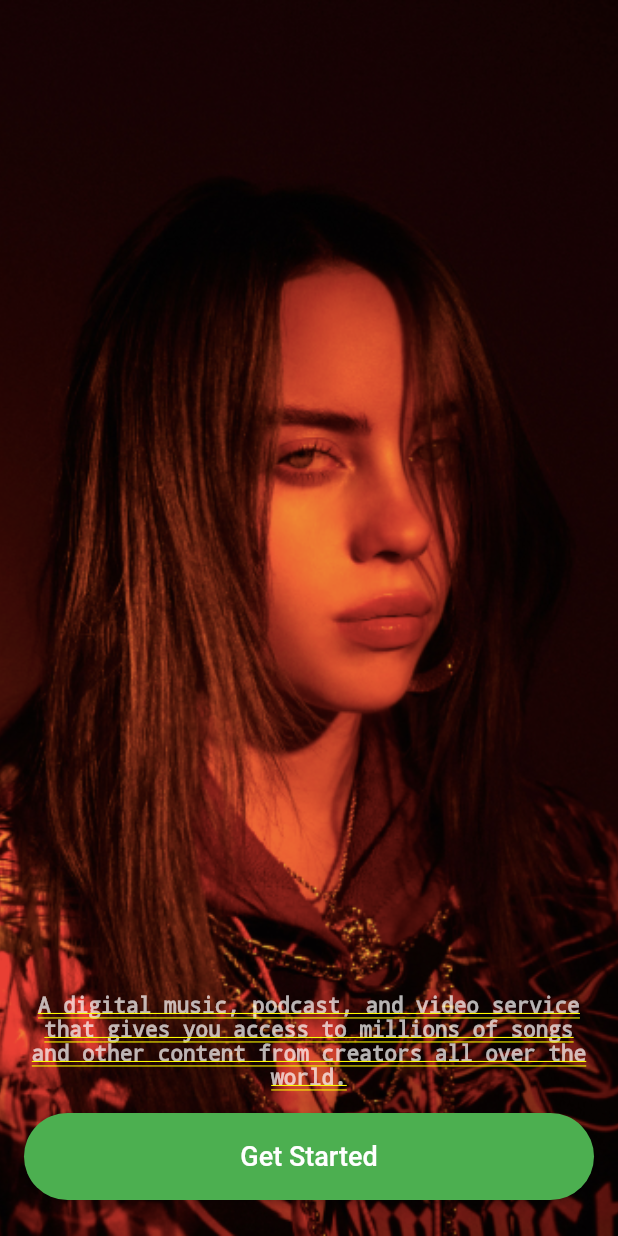
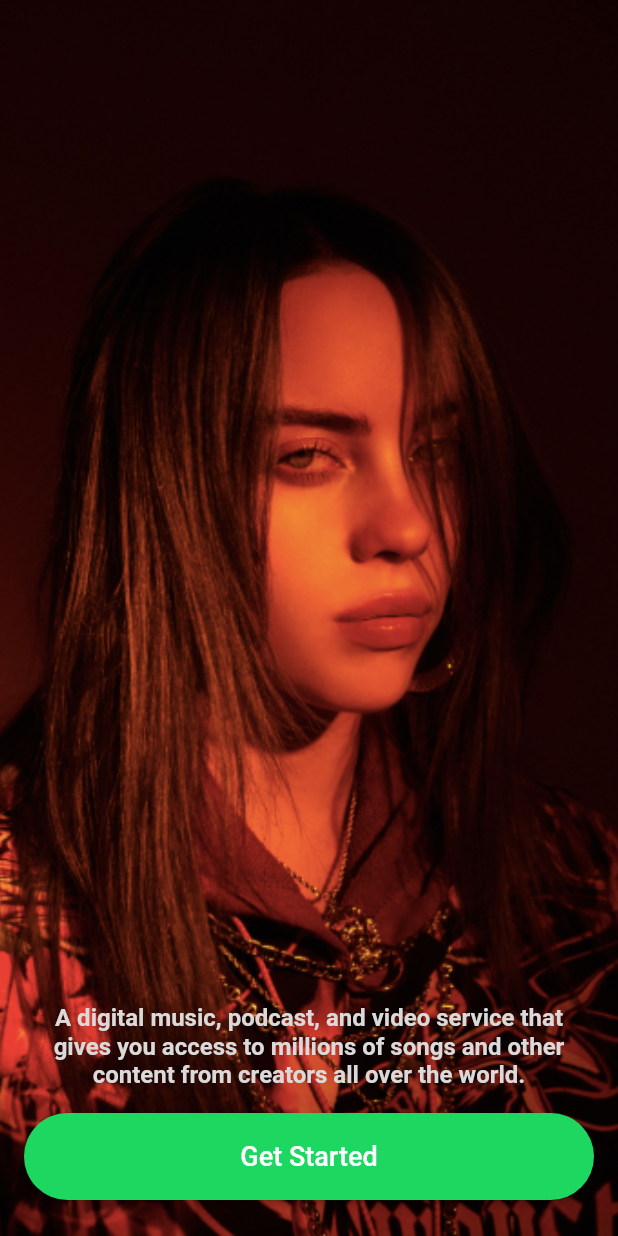
Before and after one commit to Faiz-rhm/Flutter-Spotify, a Flutter app: the screen it shows after launch, on a phone screen of 412 x 824 dp. Run offline on Flutter 3.47's test engine with Material 2 defaults, Android fonts, the phone set to English and light mode, and no system bars.

Commit message:
Refactor Get started page

```diff
--- /dev/null
+++ b/lib/constants/colors.dart
@@ -0,0 +1,12 @@
+import 'package:flutter/material.dart';
+
+class ColorConstants {
+  static Color starterWhite = hexToColor('#DADADA');
+  static Color primaryColor = hexToColor('#1ED760');
+}
+
+Color hexToColor(String hex) {
+  assert(RegExp(r'^#([0-9a-fA-F]{6})|([0-9a-fA-F]{8})$').hasMatch(hex));
+
+  return Color(int.parse(hex.substring(1), radix: 16) + (hex.length == 7 ? 0xFF000000 : 0x00000000));
+}
--- a/lib/main.dart
+++ b/lib/main.dart
@@ -1,12 +1,12 @@
 import 'package:flutter/material.dart';
-import 'package:spotify/view/get_started.dart';
+import 'package:spotify/view/get_started_page.dart';
 
 void main() {
   runApp(const MyApp());
 }
 
 class MyApp extends StatelessWidget {
-  const MyApp({super.key});
+   const MyApp({super.key});
 
   // This widget is the root of your application.
   @override
@@ -15,9 +15,9 @@ class MyApp extends StatelessWidget {
       debugShowCheckedModeBanner: false,
       title: 'Spotify',
       theme: ThemeData(
-        primarySwatch: Colors.blue,
+        primarySwatch: Colors.green,
       ),
-      home: const GetStarted(),
+      home: const GetStartedPage(),
     );
   }
 }
--- a/lib/view/get_started.dart
+++ /dev/null
@@ -1,36 +0,0 @@
-import 'package:flutter/material.dart';
-
-class GetStarted extends StatelessWidget {
-  const GetStarted({super.key});
-
-  @override
-  Widget build(BuildContext context) {
-    return Container(
-      padding: const EdgeInsets.symmetric(horizontal: 16, vertical: 24),
-      decoration: const BoxDecoration(
-        image: DecorationImage(
-          image: AssetImage('assets/images/getStarted.png'),
-          fit: BoxFit.cover
-        )
-      ),
-      child: Column(
-        mainAxisAlignment: MainAxisAlignment.end,
-        crossAxisAlignment: CrossAxisAlignment.stretch,
-        children: [
-          const Text('A digital music, podcast, and video service that gives you access to millions of songs and other content from creators all over the world.',
-            style: TextStyle(color: Colors.white70, fontSize: 14, fontWeight: FontWeight.w600, ),
-            textAlign: TextAlign.center,
-          ),
-          const SizedBox(height: 16,),
-          MaterialButton(
-            shape: RoundedRectangleBorder(borderRadius: BorderRadius.circular(31)),
-            height: 58,
-            color: Colors.green,
-            onPressed: () {},
-            child: const Text('Get Started', style: TextStyle(color: Colors.white, fontSize: 18),) ,
-          ),
-        ],
-      ),
-    );
-  }
-}
--- /dev/null
+++ b/lib/view/get_started_page.dart
@@ -0,0 +1,41 @@
+import 'package:flutter/material.dart';
+import 'package:spotify/constants/colors.dart';
+import 'package:spotify/view/login_page.dart';
+
+class GetStartedPage extends StatelessWidget {
+  const GetStartedPage({super.key});
+
+  @override
+  Widget build(BuildContext context) {
+    return Scaffold(
+      body: Container(
+        padding: const EdgeInsets.symmetric(horizontal: 16, vertical: 24),
+        decoration: const BoxDecoration(
+          image: DecorationImage(
+            image: AssetImage('assets/images/getStarted.png'),
+            fit: BoxFit.cover
+          ),
+
+        ),
+        child: Column(
+          mainAxisAlignment: MainAxisAlignment.end,
+          crossAxisAlignment: CrossAxisAlignment.stretch,
+          children: [
+            Text('A digital music, podcast, and video service that gives you access to millions of songs and other content from creators all over the world.',
+              style: TextStyle(color: ColorConstants.starterWhite, fontSize: 16, fontWeight: FontWeight.w600, ),
+              textAlign: TextAlign.center,
+            ),
+            const SizedBox(height: 16,),
+            MaterialButton(
+              shape: RoundedRectangleBorder(borderRadius: BorderRadius.circular(31)),
+              height: 58,
+              color: ColorConstants.primaryColor,
+              onPressed: () => Navigator.push(context, MaterialPageRoute(builder: (context) => const LoginPage())),
+              child: const Text('Get Started', style: TextStyle(color: Colors.white, fontSize: 18),) ,
+            ),
+          ],
+        ),
+      ),
+    );
+  }
+}
```
